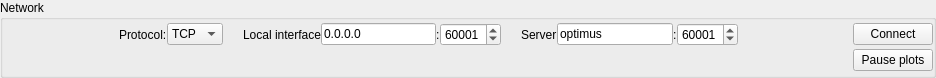
First picture: the form in NetworkConnectionWidget.ui, repository ska-sa/AVNSignalAnalyser, before the edit.
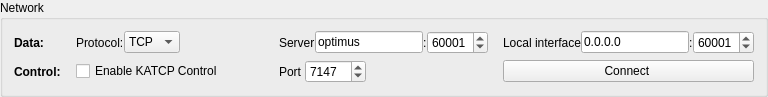
Second picture: the form after the edit.

Commit message: Various improvements. Updating of all submodules to be consistent with the RoachAquisition server. Began GUI changes to integrate KATCP control of the server.

The edit to the form file:
```diff
--- a/NetworkConnectionWidget.ui
+++ b/NetworkConnectionWidget.ui
@@ -6,7 +6,7 @@
    <rect>
     <x>0</x>
     <y>0</y>
-    <width>936</width>
+    <width>768</width>
     <height>78</height>
    </rect>
   </property>
@@ -28,31 +28,84 @@
   <property name="title">
    <string>Network</string>
   </property>
-  <layout class="QVBoxLayout" name="verticalLayout">
+  <layout class="QHBoxLayout" name="horizontalLayout_5">
+   <item>
+    <layout class="QGridLayout" name="gridLayout">
+     <property name="horizontalSpacing">
+      <number>15</number>
+     </property>
+     <item row="0" column="0">
+      <widget class="QLabel" name="label_2">
+       <property name="font">
+        <font>
+         <weight>75</weight>
+         <bold>true</bold>
+        </font>
+       </property>
+       <property name="text">
+        <string>Data:</string>
+       </property>
+      </widget>
+     </item>
+     <item row="1" column="0">
+      <widget class="QLabel" name="label_6">
+       <property name="font">
+        <font>
+         <weight>75</weight>
+         <bold>true</bold>
+        </font>
+       </property>
+       <property name="text">
+        <string>Control:</string>
+       </property>
+      </widget>
+     </item>
+     <item row="0" column="2">
+      <layout class="QHBoxLayout" name="horizontalLayout">
    <property name="spacing">
-    <number>0</number>
-   </property>
-   <property name="margin">
-    <number>0</number>
-   </property>
+        <number>-1</number>
+       </property>
+       <item>
+        <widget class="QLabel" name="label_3">
+         <property name="sizePolicy">
+          <sizepolicy hsizetype="Preferred" vsizetype="Minimum">
+           <horstretch>0</horstretch>
+           <verstretch>0</verstretch>
+          </sizepolicy>
+         </property>
+         <property name="text">
+          <string>Server</string>
+         </property>
+        </widget>
+       </item>
    <item>
-    <layout class="QHBoxLayout" name="horizontalLayout_3">
-     <property name="spacing">
-      <number>0</number>
-     </property>
+        <widget class="QLineEdit" name="lineEdit_server">
+         <property name="text">
+          <string>optimus</string>
+         </property>
+        </widget>
+       </item>
      <item>
-      <spacer name="horizontalSpacer_2">
-       <property name="orientation">
-        <enum>Qt::Horizontal</enum>
-       </property>
-       <property name="sizeHint" stdset="0">
-        <size>
-         <width>40</width>
-         <height>20</height>
-        </size>
-       </property>
-      </spacer>
-     </item>
+        <widget class="QLabel" name="label_8">
+         <property name="text">
+          <string>:</string>
+         </property>
+        </widget>
+       </item>
+       <item>
+        <widget class="QSpinBox" name="spinBox_serverPort">
+         <property name="maximum">
+          <number>65535</number>
+         </property>
+         <property name="value">
+          <number>60001</number>
+         </property>
+        </widget>
+       </item>
+      </layout>
+     </item>
+     <item row="0" column="1">
+      <layout class="QHBoxLayout" name="horizontalLayout_2">
      <item>
       <widget class="QLabel" name="label_5">
        <property name="sizePolicy">
@@ -67,7 +120,7 @@
       </widget>
      </item>
      <item>
-      <widget class="QComboBox" name="comboBox_networkProtocol">
+        <widget class="QComboBox" name="comboBox_dataProtocol">
        <item>
         <property name="text">
          <string>TCP</string>
@@ -81,21 +134,22 @@
       </widget>
      </item>
      <item>
-      <spacer name="horizontalSpacer_6">
+        <spacer name="horizontalSpacer_2">
        <property name="orientation">
         <enum>Qt::Horizontal</enum>
        </property>
-       <property name="sizeType">
-        <enum>QSizePolicy::Minimum</enum>
-       </property>
        <property name="sizeHint" stdset="0">
         <size>
-         <width>20</width>
+           <width>40</width>
          <height>20</height>
         </size>
        </property>
       </spacer>
      </item>
+      </layout>
+     </item>
+     <item row="0" column="3">
+      <layout class="QHBoxLayout" name="horizontalLayout_3">
      <item>
       <widget class="QLabel" name="label_interface">
        <property name="text">
@@ -112,12 +166,6 @@
      </item>
      <item>
       <widget class="QLabel" name="label_localColon">
-       <property name="sizePolicy">
-        <sizepolicy hsizetype="Preferred" vsizetype="Minimum">
-         <horstretch>0</horstretch>
-         <verstretch>0</verstretch>
-        </sizepolicy>
-       </property>
        <property name="text">
         <string>:</string>
        </property>
@@ -133,62 +181,31 @@
        </property>
       </widget>
      </item>
-     <item>
-      <spacer name="horizontalSpacer_4">
-       <property name="orientation">
-        <enum>Qt::Horizontal</enum>
-       </property>
-       <property name="sizeType">
-        <enum>QSizePolicy::Minimum</enum>
-       </property>
-       <property name="sizeHint" stdset="0">
-        <size>
-         <width>20</width>
-         <height>20</height>
-        </size>
-       </property>
-      </spacer>
+      </layout>
      </item>
-     <item>
-      <widget class="QLabel" name="label_3">
-       <property name="sizePolicy">
-        <sizepolicy hsizetype="Preferred" vsizetype="Minimum">
-         <horstretch>0</horstretch>
-         <verstretch>0</verstretch>
-        </sizepolicy>
-       </property>
+     <item row="1" column="1">
+      <widget class="QCheckBox" name="checkBox_KATCPControl">
        <property name="text">
-        <string>Server</string>
+        <string>Enable KATCP Control</string>
        </property>
       </widget>
      </item>
+     <item row="1" column="2">
+      <layout class="QHBoxLayout" name="horizontalLayout_4">
      <item>
-      <widget class="QLineEdit" name="lineEdit_server">
+        <widget class="QLabel" name="label_KATCPPort">
        <property name="text">
-        <string>optimus</string>
+          <string>Port </string>
        </property>
       </widget>
      </item>
      <item>
-      <widget class="QLabel" name="label_4">
-       <property name="sizePolicy">
-        <sizepolicy hsizetype="Preferred" vsizetype="Minimum">
-         <horstretch>0</horstretch>
-         <verstretch>0</verstretch>
-        </sizepolicy>
-       </property>
-       <property name="text">
-        <string>:</string>
-       </property>
-      </widget>
-     </item>
-     <item>
-      <widget class="QSpinBox" name="spinBox_port">
+        <widget class="QSpinBox" name="spinBox_KATCPPort">
        <property name="maximum">
         <number>65535</number>
        </property>
        <property name="value">
-        <number>60001</number>
+          <number>7147</number>
        </property>
       </widget>
      </item>
@@ -205,43 +222,12 @@
        </property>
       </spacer>
      </item>
-     <item>
+      </layout>
+     </item>
+     <item row="1" column="3">
       <widget class="QPushButton" name="pushButton_connectDisconnect">
        <property name="text">
-        <string>Connect</string>
-       </property>
-       <property name="shortcut">
-        <string>P</string>
-       </property>
-      </widget>
-     </item>
-    </layout>
-   </item>
-   <item>
-    <layout class="QHBoxLayout" name="horizontalLayout_4">
-     <property name="spacing">
-      <number>0</number>
-     </property>
-     <item>
-      <spacer name="horizontalSpacer_3">
-       <property name="orientation">
-        <enum>Qt::Horizontal</enum>
-       </property>
-       <property name="sizeHint" stdset="0">
-        <size>
-         <width>40</width>
-         <height>20</height>
-        </size>
-       </property>
-      </spacer>
-     </item>
-     <item>
-      <widget class="QPushButton" name="pushButton_pauseResume">
-       <property name="toolTip">
-        <string>&lt;html&gt;&lt;head/&gt;&lt;body&gt;&lt;p&gt;Pause / resume all plots (shortcut: P)&lt;/p&gt;&lt;/body&gt;&lt;/html&gt;</string>
-       </property>
-       <property name="text">
-        <string>Pause plots</string>
+        <string>Connect </string>
        </property>
        <property name="shortcut">
         <string>P</string>
```
Lines whose indentation alone changed are shown as unchanged. The commit also changes 11 other files.
